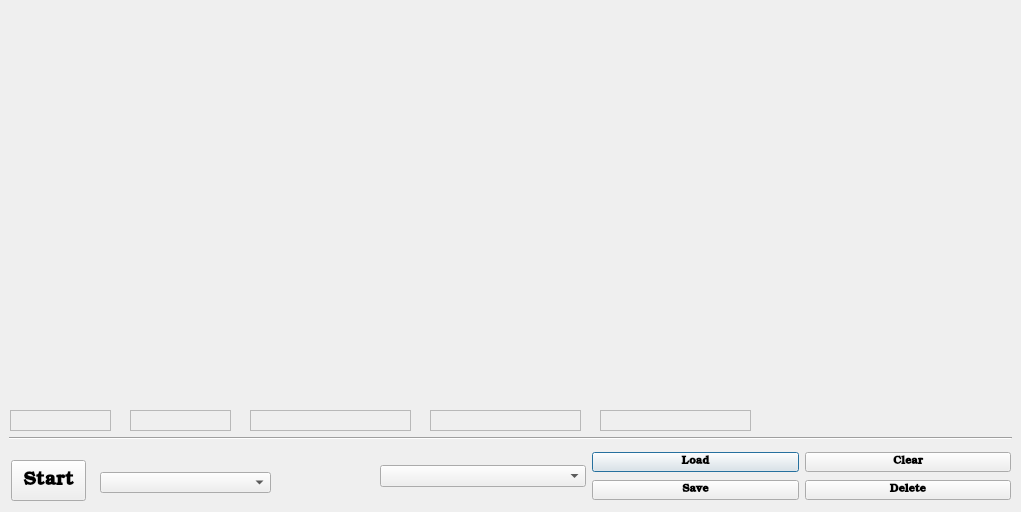
Before: the Qt Designer form controlroomdialog.ui in barbosaMatheus/USR_Coffee_Profiles, drawn with Qt 5.
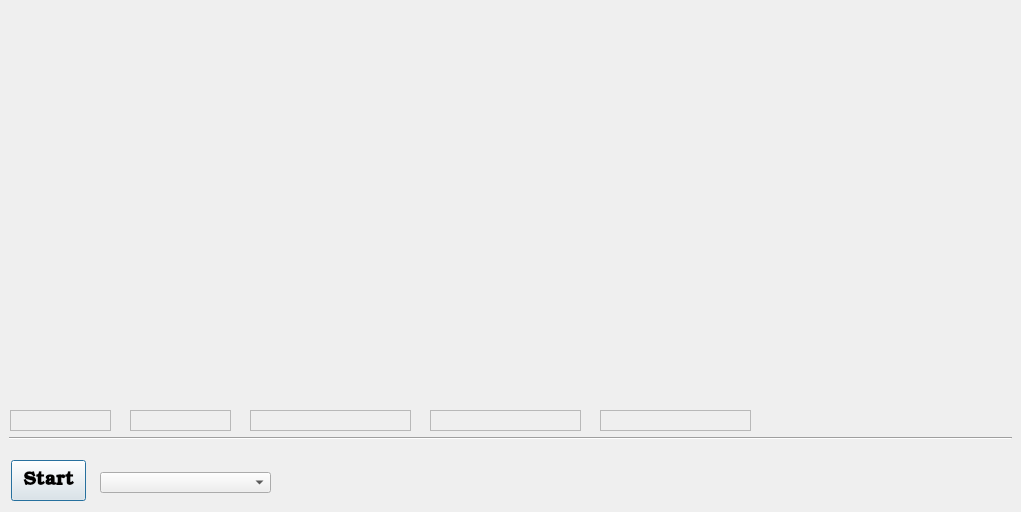
After: the same form once the commit is applied.

Patch:
```diff
--- a/controlroomdialog.ui
+++ b/controlroomdialog.ui
@@ -191,88 +191,6 @@
     <bool>true</bool>
    </property>
   </widget>
-  <widget class="QWidget" name="layoutWidget">
-   <property name="geometry">
-    <rect>
-     <x>380</x>
-     <y>450</y>
-     <width>631</width>
-     <height>54</height>
-    </rect>
-   </property>
-   <layout class="QGridLayout" name="gridLayout">
-    <item row="0" column="0" rowspan="2">
-     <widget class="QComboBox" name="saved_box">
-      <property name="font">
-       <font>
-        <family>Bookman Old Style</family>
-        <pointsize>8</pointsize>
-       </font>
-      </property>
-     </widget>
-    </item>
-    <item row="0" column="1">
-     <widget class="QPushButton" name="load_button">
-      <property name="font">
-       <font>
-        <family>Bookman Old Style</family>
-        <pointsize>8</pointsize>
-        <weight>75</weight>
-        <bold>true</bold>
-       </font>
-      </property>
-      <property name="text">
-       <string>Load</string>
-      </property>
-     </widget>
-    </item>
-    <item row="0" column="2">
-     <widget class="QPushButton" name="clear_button">
-      <property name="font">
-       <font>
-        <family>Bookman Old Style</family>
-        <pointsize>8</pointsize>
-        <weight>75</weight>
-        <bold>true</bold>
-       </font>
-      </property>
-      <property name="text">
-       <string>Clear</string>
-      </property>
-     </widget>
-    </item>
-    <item row="1" column="1">
-     <widget class="QPushButton" name="save_button">
-      <property name="font">
-       <font>
-        <family>Bookman Old Style</family>
-        <pointsize>8</pointsize>
-        <weight>75</weight>
-        <bold>true</bold>
-       </font>
-      </property>
-      <property name="text">
-       <string>Save</string>
-      </property>
-     </widget>
-    </item>
-    <item row="1" column="2">
-     <widget class="QPushButton" name="delete_button">
-      <property name="font">
-       <font>
-        <family>Bookman Old Style</family>
-        <pointsize>8</pointsize>
-        <weight>75</weight>
-        <bold>true</bold>
-       </font>
-      </property>
-      <property name="text">
-       <string>Delete</string>
-      </property>
-     </widget>
-    </item>
-   </layout>
-  </widget>
   <widget class="QComboBox" name="com_box">
    <property name="geometry">
     <rect>
```
